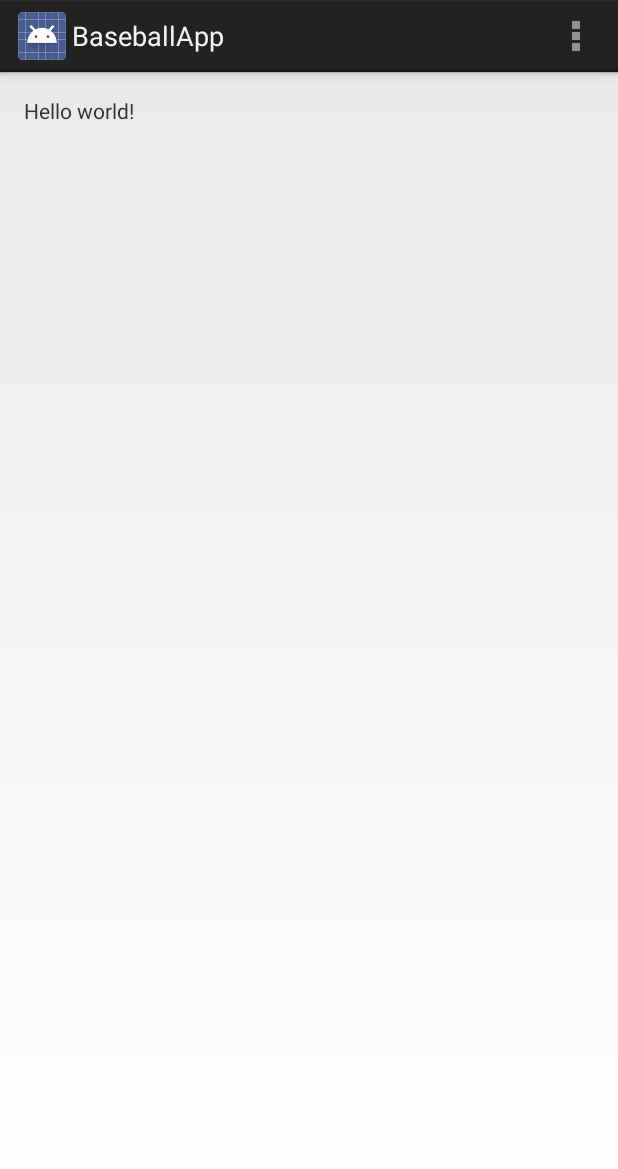
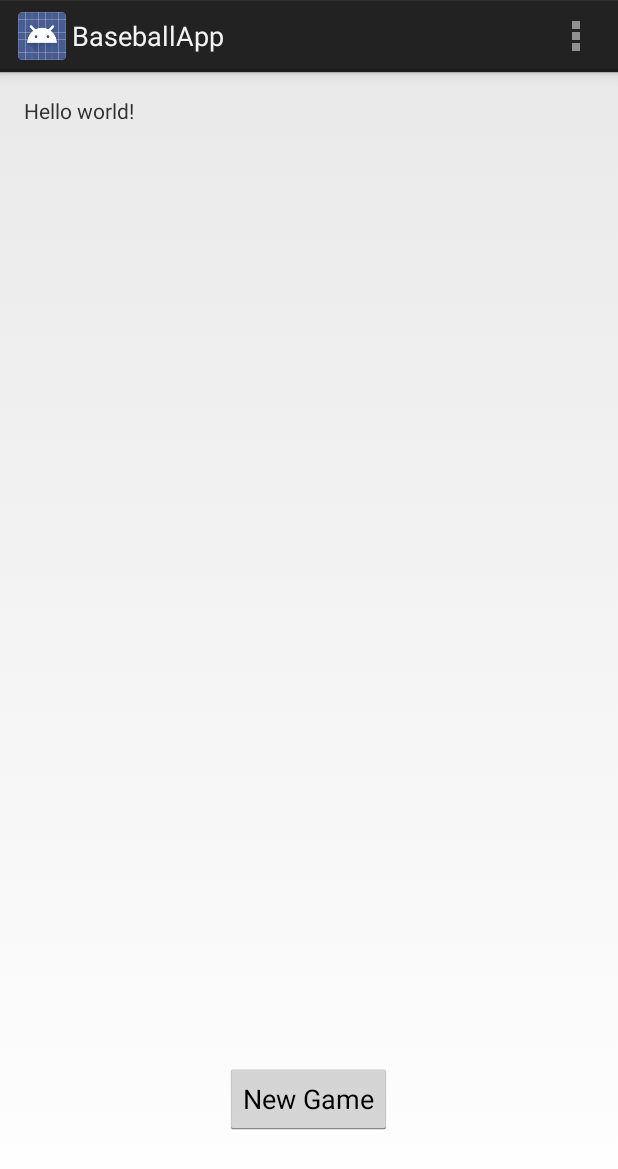
Before and after one commit to Wolfpack150/BaseballProject, an Android app: the screen it shows after launch (MainActivity), on a phone screen of 412 x 824 dp. Shown: the top 1169 px of the screen. Run offline under Robolectric (Android 15) with nearby library versions, the phone set to English and light mode, and no system bars.

Commit message:
Added a new activity and linked to a button from the main activity

```diff
--- a/app/src/main/AndroidManifest.xml
+++ b/app/src/main/AndroidManifest.xml
@@ -16,6 +16,9 @@
                 <category android:name="android.intent.category.LAUNCHER" />
             </intent-filter>
         </activity>
+        <activity
+            android:name=".Game_type" />
+
     </application>
 
 </manifest>
--- a/app/src/main/res/layout/activity_main.xml
+++ b/app/src/main/res/layout/activity_main.xml
@@ -13,4 +13,15 @@
         android:layout_width="wrap_content"
         android:layout_height="wrap_content" />
 
+    <Button
+        android:layout_width="wrap_content"
+        android:layout_height="wrap_content"
+        android:text="New Game"
+        android:id="@+id/button"
+        android:layout_marginBottom="51dp"
+        android:layout_alignParentBottom="true"
+        android:layout_centerHorizontal="true"
+        android:onClick="gotoGame"
+        />
+
 </RelativeLayout>
```
Also changed, not shown: app/src/main/java/csci/baseballapp/Game_type.java (added, +16 -0 lines), app/src/main/java/csci/baseballapp/MainActivity.java (+9 -0 lines), app/src/main/res/layout/game_type.xml (added, +14 -0 lines), 1 other file.
